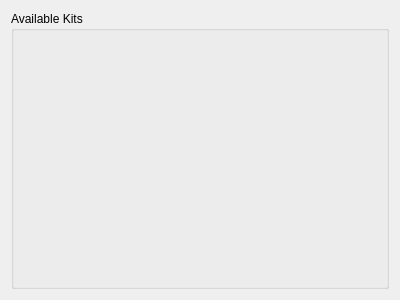
First picture: the form in Tools/HolocronToolset/src/ui/dialogs/indoor_downloader.ui, repository th3w1zard1/PyKotor, before the edit.
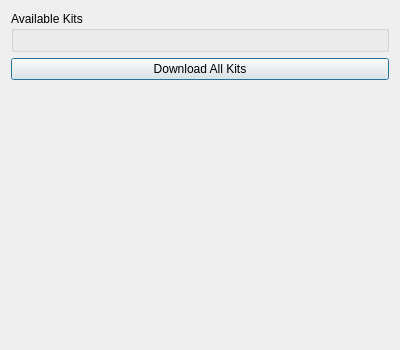
Second picture: the form after the edit.

```diff
--- a/Tools/HolocronToolset/src/ui/dialogs/indoor_downloader.ui
+++ b/Tools/HolocronToolset/src/ui/dialogs/indoor_downloader.ui
@@ -7,7 +7,7 @@
     <x>0</x>
     <y>0</y>
     <width>400</width>
-    <height>300</height>
+    <height>350</height>
    </rect>
   </property>
   <property name="windowTitle">
@@ -22,6 +22,29 @@
      <layout class="QFormLayout" name="formLayout"/>
     </widget>
    </item>
+   <item row="1" column="0">
+    <widget class="QPushButton" name="downloadAllButton">
+     <property name="text">
+      <string>Download All Kits</string>
+     </property>
+     <property name="toolTip">
+      <string>Download all kits at once from a single archive</string>
+     </property>
+    </widget>
+   </item>
+   <item row="2" column="0">
+    <spacer name="verticalSpacer">
+     <property name="orientation">
+      <enum>Qt::Vertical</enum>
+     </property>
+     <property name="sizeHint" stdset="0">
+      <size>
+       <width>20</width>
+       <height>20</height>
+      </size>
+     </property>
+    </spacer>
+   </item>
   </layout>
  </widget>
  <resources/>
```
